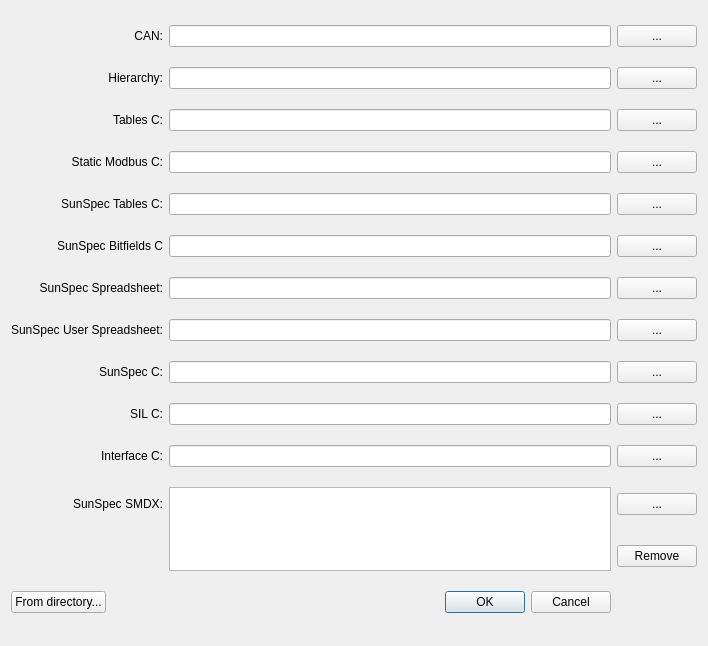
Qt form src/epcpm/importexportdialog.ui (epcpower/pm) before a commit.
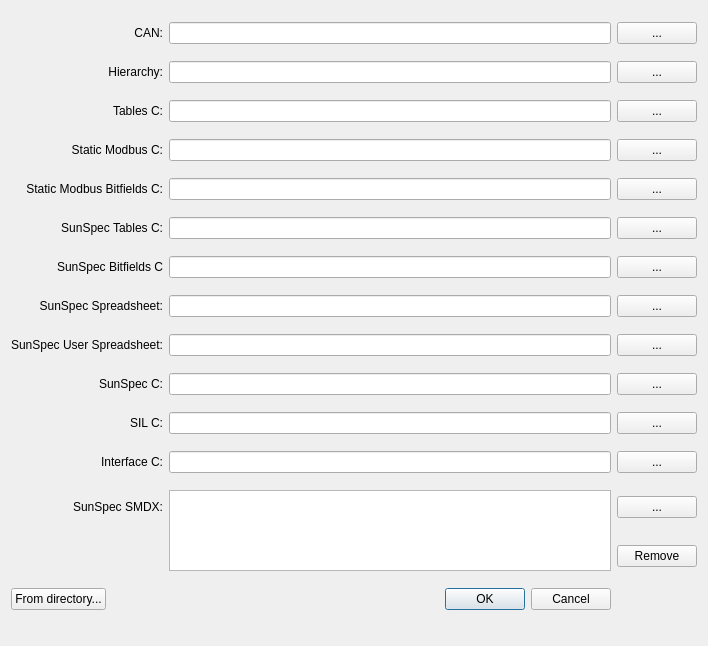
The same form after that commit.

Commit message: feat (SC-146): add static modbus bitfield to import export dialog

What changed in the file:
```diff
--- a/src/epcpm/importexportdialog.ui
+++ b/src/epcpm/importexportdialog.ui
@@ -101,6 +101,26 @@
     </widget>
    </item>
    <item row="4" column="0">
+    <widget class="QLabel" name="staticmodbus_bitfields_c_label">
+     <property name="text">
+      <string>Static Modbus Bitfields C:</string>
+     </property>
+     <property name="alignment">
+      <set>Qt::AlignRight|Qt::AlignTrailing|Qt::AlignVCenter</set>
+     </property>
+    </widget>
+   </item>
+   <item row="4" column="1">
+    <widget class="QLineEdit" name="staticmodbus_bitfields_c"/>
+   </item>
+   <item row="4" column="2">
+    <widget class="QPushButton" name="pick_staticmodbus_bitfields_c">
+     <property name="text">
+      <string>...</string>
+     </property>
+    </widget>
+   </item>
+   <item row="5" column="0">
     <widget class="QLabel" name="sunspec_tables_c_label">
      <property name="text">
       <string>SunSpec Tables C:</string>
@@ -110,17 +130,17 @@
      </property>
     </widget>
    </item>
-   <item row="4" column="1">
+   <item row="5" column="1">
     <widget class="QLineEdit" name="sunspec_tables_c"/>
    </item>
-   <item row="4" column="2">
+   <item row="5" column="2">
     <widget class="QPushButton" name="pick_sunspec_tables_c">
      <property name="text">
       <string>...</string>
      </property>
     </widget>
    </item>
-   <item row="5" column="0">
+   <item row="6" column="0">
     <widget class="QLabel" name="sunspec_bitfields_c_label">
      <property name="text">
       <string>SunSpec Bitfields C</string>
@@ -130,17 +150,17 @@
      </property>
     </widget>
    </item>
-   <item row="5" column="1">
+   <item row="6" column="1">
     <widget class="QLineEdit" name="sunspec_bitfields_c"/>
    </item>
-   <item row="5" column="2">
+   <item row="6" column="2">
     <widget class="QPushButton" name="pick_sunspec_bitfields_c">
      <property name="text">
       <string>...</string>
      </property>
     </widget>
    </item>
-   <item row="6" column="0">
+   <item row="7" column="0">
     <widget class="QLabel" name="label_3">
      <property name="text">
       <string>SunSpec Spreadsheet:</string>
@@ -150,17 +170,17 @@
      </property>
     </widget>
    </item>
-   <item row="6" column="1">
+   <item row="7" column="1">
     <widget class="QLineEdit" name="spreadsheet"/>
    </item>
-   <item row="6" column="2">
+   <item row="7" column="2">
     <widget class="QPushButton" name="pick_spreadsheet">
      <property name="text">
       <string>...</string>
      </property>
     </widget>
    </item>
-   <item row="7" column="0">
+   <item row="8" column="0">
     <widget class="QLabel" name="label_4">
      <property name="text">
       <string>SunSpec User Spreadsheet:</string>
@@ -170,17 +190,17 @@
      </property>
     </widget>
    </item>
-   <item row="7" column="1">
+   <item row="8" column="1">
     <widget class="QLineEdit" name="spreadsheet_user"/>
    </item>
-   <item row="7" column="2">
+   <item row="8" column="2">
     <widget class="QPushButton" name="pick_spreadsheet_user">
      <property name="text">
       <string>...</string>
      </property>
     </widget>
    </item>
-   <item row="8" column="0">
+   <item row="9" column="0">
     <widget class="QLabel" name="sunspec_c_label">
      <property name="text">
       <string>SunSpec C:</string>
@@ -190,17 +210,17 @@
      </property>
     </widget>
    </item>
-   <item row="8" column="1">
+   <item row="9" column="1">
     <widget class="QLineEdit" name="sunspec_c"/>
    </item>
-   <item row="8" column="2">
+   <item row="9" column="2">
     <widget class="QPushButton" name="pick_sunspec_c">
      <property name="text">
       <string>...</string>
      </property>
     </widget>
    </item>
-   <item row="9" column="0">
+   <item row="10" column="0">
     <widget class="QLabel" name="sil_c_label">
      <property name="text">
       <string>SIL C:</string>
@@ -210,17 +230,17 @@
      </property>
     </widget>
    </item>
-   <item row="9" column="1">
+   <item row="10" column="1">
     <widget class="QLineEdit" name="sil_c"/>
    </item>
-   <item row="9" column="2">
+   <item row="10" column="2">
     <widget class="QPushButton" name="pick_sil_c">
      <property name="text">
       <string>...</string>
      </property>
     </widget>
    </item>
-   <item row="10" column="0">
+   <item row="11" column="0">
     <widget class="QLabel" name="interface_c_label">
      <property name="text">
       <string>Interface C:</string>
@@ -230,17 +250,17 @@
      </property>
     </widget>
    </item>
-   <item row="10" column="1">
+   <item row="11" column="1">
     <widget class="QLineEdit" name="interface_c"/>
    </item>
-   <item row="10" column="2">
+   <item row="11" column="2">
     <widget class="QPushButton" name="pick_interface_c">
      <property name="text">
       <string>...</string>
      </property>
     </widget>
    </item>
-   <item row="11" column="0">
+   <item row="12" column="0">
     <widget class="QLabel" name="smdx_label">
      <property name="text">
       <string>SunSpec SMDX:</string>
@@ -250,28 +270,28 @@
      </property>
     </widget>
    </item>
-   <item row="11" column="1" rowspan="2">
+   <item row="12" column="1" rowspan="2">
     <widget class="QListWidget" name="smdx_list">
      <property name="selectionMode">
       <enum>QAbstractItemView::ExtendedSelection</enum>
      </property>
     </widget>
    </item>
-   <item row="11" column="2">
-    <widget class="QPushButton" name="pick_smdx">
-     <property name="text">
-      <string>...</string>
-     </property>
-    </widget>
-   </item>
    <item row="12" column="2">
+    <widget class="QPushButton" name="pick_smdx">
+     <property name="text">
+      <string>...</string>
+     </property>
+    </widget>
+   </item>
+   <item row="13" column="2">
     <widget class="QPushButton" name="remove_smdx">
      <property name="text">
       <string>Remove</string>
      </property>
     </widget>
    </item>
-   <item row="13" column="0" colspan="2">
+   <item row="14" column="0" colspan="2">
     <layout class="QHBoxLayout" name="horizontalLayout">
      <item>
       <widget class="QPushButton" name="from_directory">
```
The commit also changes 2 other files.
